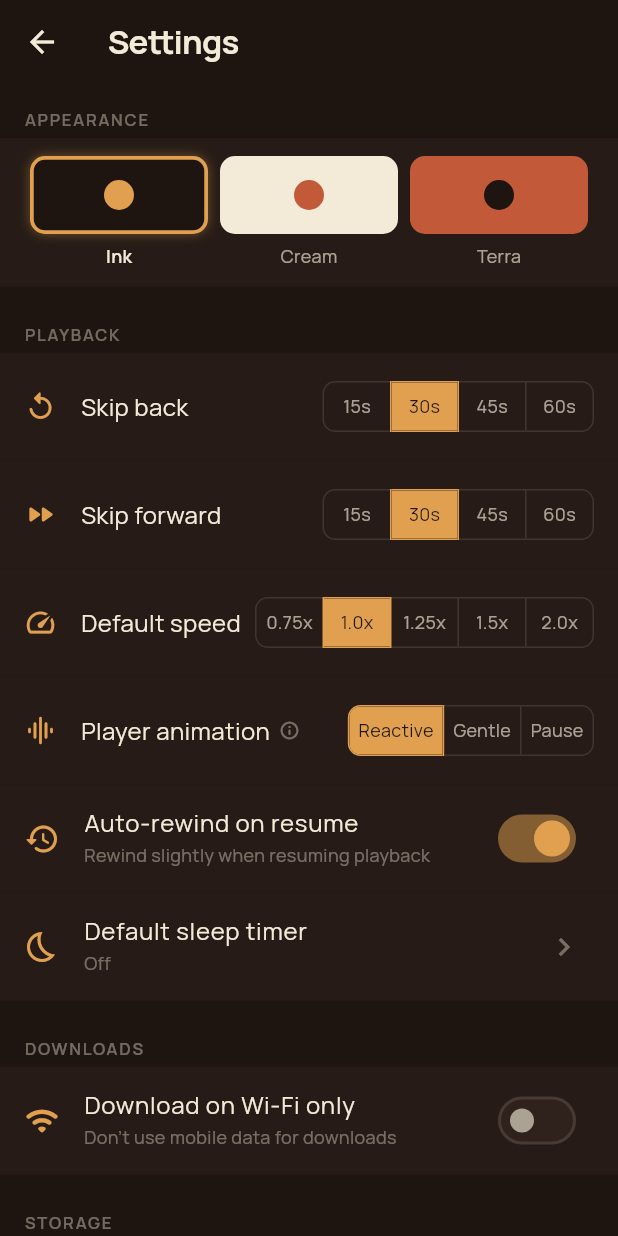
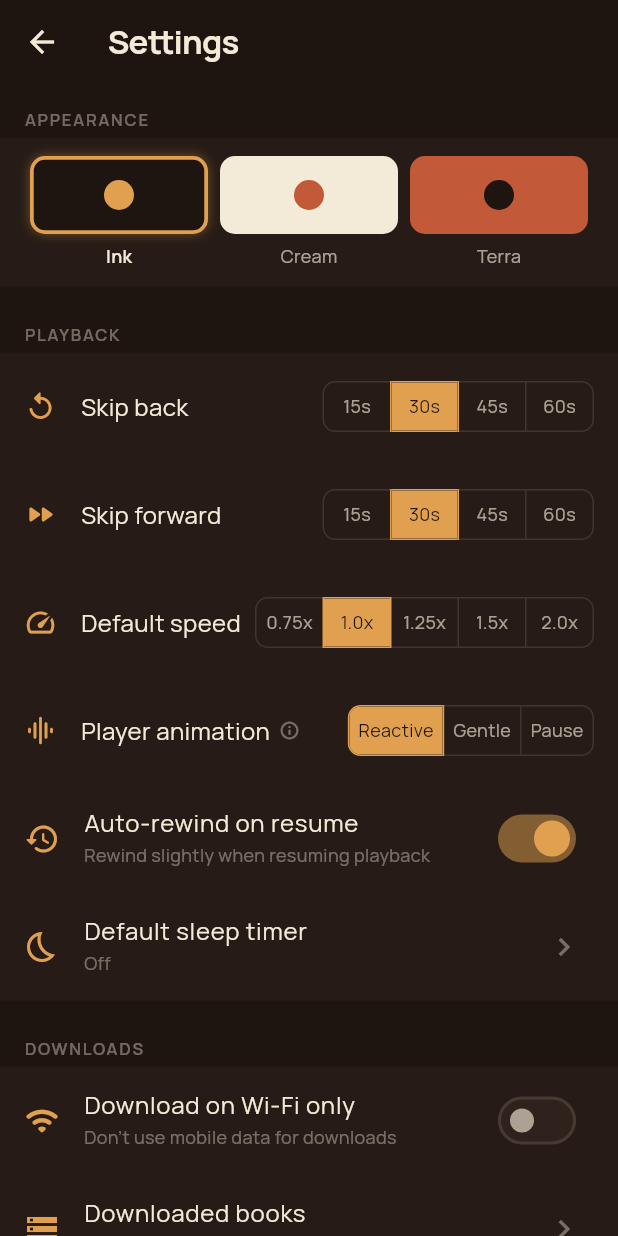
Before and after one commit to gaut3/saga, a Flutter app: the SettingsScreen screen opened directly, on a phone screen of 412 x 824 dp. Run offline on Flutter 3.47's test engine with Material 3 defaults, Android fonts, the light colour scheme and no system bars; our stand-ins replace audio_service, cached_network_image, connectivity_plus, dio, file_picker, flutter_riverpod and 5 more; missing offline and left inert: audio_session, just_audio_platform_interface; accounts and stored records are empty.

Commit message:
small updates

```diff
--- a/saga/lib/features/settings/settings_screen.dart
+++ b/saga/lib/features/settings/settings_screen.dart
@@ -203,10 +203,6 @@ class _SettingsScreenState extends ConsumerState<SettingsScreen> {
                     setState(() => _wifiOnly = v);
                   },
                 ),
-                const SizedBox(height: 16),
-
-                // ── Storage ───────────────────────────────────────────────────
-                _SectionHeader('Storage'),
                 const _StorageTile(),
                 const SizedBox(height: 16),
 
```
Also changed, not shown: 2 other files.
